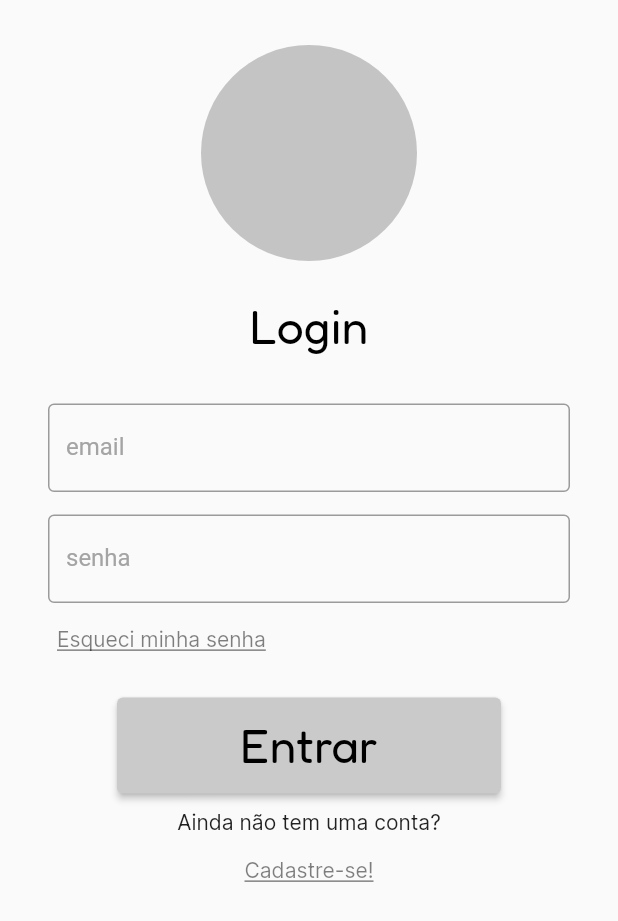
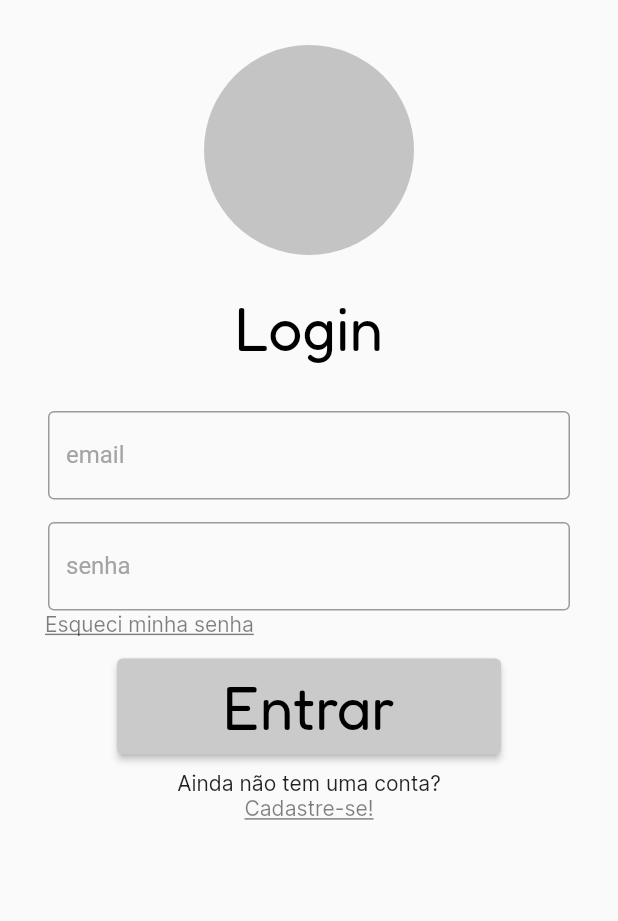
Before and after one commit to Time-07/flutter, a Flutter app: the screen it shows after launch, on a phone screen of 412 x 824 dp. Shown: the top 921 px of the screen. Run offline on Flutter 3.47's test engine with Material 2 defaults, Android fonts, the phone set to English and light mode, and no system bars; our stand-ins replace dio, flutter_form_builder, flutter_modular.

Commit message:
Adicionando elementos da página

```diff
--- a/lib/app/app_module.dart
+++ b/lib/app/app_module.dart
@@ -1,7 +1,6 @@
 import 'package:dio/dio.dart';
 import 'package:flutter_modular/flutter_modular.dart';
 import 'package:trans_app/app/modules/home/home_module.dart';
-import 'package:trans_app/app/modules/home/presentation/home_page.dart';
 import 'package:trans_app/app/modules/login/login_module.dart';
 import 'package:trans_app/app/modules/register/presentation/register_controller.dart';
 import 'package:trans_app/app/modules/register/register_module.dart';
--- a/lib/app/app_widget.dart
+++ b/lib/app/app_widget.dart
@@ -18,14 +18,30 @@ class AppWidget extends StatelessWidget {
           textTheme: const TextTheme(
             headline1: TextStyle(
                 fontFamily: 'Fredoka',
-                fontSize: 32.0,
+                fontSize: 40.0,
                 fontWeight: FontWeight.w400,
+                color: Colors.black),
+            headline5: TextStyle(
+                fontFamily: 'Inter',
+                fontSize: 18.0,
+                fontWeight: FontWeight.w500,
                 color: Colors.black),
             headline6: TextStyle(
               fontFamily: 'Inter',
               fontSize: 14.0,
               fontWeight: FontWeight.w400,
             ),
+            bodyText1: TextStyle(
+              fontFamily: 'Inter',
+              fontSize: 14.0,
+              fontWeight: FontWeight.w400,
+              height: 1.5,
+            ),
+            labelMedium: TextStyle(
+              fontFamily: 'Inter',
+              fontSize: 18.0,
+              fontWeight: FontWeight.w500,
+            ),
           )),
       initialRoute: '/',
     ).modular();
--- a/lib/app/modules/login/presentation/login_page.dart
+++ b/lib/app/modules/login/presentation/login_page.dart
@@ -26,7 +26,7 @@ class _LoginPageState extends ModularState<LoginPage, LoginController> {
             crossAxisAlignment: CrossAxisAlignment.center,
             children: [
               const SizedBox(height: 30),
-              const Logo(),
+              const Logo(radius: 70),
               const SizedBox(height: 24),
               Text(
                 'Login',
--- a/lib/app/modules/register/presentation/register_page.dart
+++ b/lib/app/modules/register/presentation/register_page.dart
@@ -1,5 +1,4 @@
 import 'package:flutter/material.dart';
-import 'package:flutter_form_builder/flutter_form_builder.dart';
 import 'package:flutter_modular/flutter_modular.dart';
 import 'package:trans_app/app/modules/register/presentation/register_controller.dart';
 import 'package:trans_app/app/widgets/custom_elevated_button.dart';
@@ -30,7 +29,7 @@ class _RegisterPageState
                 crossAxisAlignment: CrossAxisAlignment.center,
                 children: [
                   const SizedBox(height: 30),
-                  const Logo(),
+                  const Logo(radius: 70),
                   const SizedBox(height: 24),
                   Text(
                     'Cadastro',
--- a/lib/app/widgets/custom_radial_list.dart
+++ b/lib/app/widgets/custom_radial_list.dart
@@ -1,7 +1,5 @@
 import 'package:flutter/material.dart';
 import 'package:flutter_form_builder/flutter_form_builder.dart';
-
-//TODO: Devolver valor para o controller
 
 class CustomRadialList extends StatelessWidget {
   const CustomRadialList({
--- a/lib/app/widgets/custom_underline_text_button.dart
+++ b/lib/app/widgets/custom_underline_text_button.dart
@@ -11,6 +11,11 @@ class CustomUnderlineTextButton extends StatelessWidget {
   @override
   Widget build(BuildContext context) {
     return TextButton(
+      style: TextButton.styleFrom(
+        minimumSize: Size.zero,
+        padding: EdgeInsets.zero,
+        tapTargetSize: MaterialTapTargetSize.shrinkWrap,
+      ),
       onPressed: () {
         Modular.to.navigate(rota);
       },
--- a/lib/app/widgets/logo.dart
+++ b/lib/app/widgets/logo.dart
@@ -1,13 +1,14 @@
 import 'package:flutter/material.dart';
 
 class Logo extends StatelessWidget {
-  const Logo({Key? key}) : super(key: key);
+  const Logo({Key? key, required this.radius}) : super(key: key);
+  final double radius;
 
   @override
   Widget build(BuildContext context) {
-    return const CircleAvatar(
-      backgroundColor: Color(0xFFC4C4C4),
-      radius: 72,
+    return CircleAvatar(
+      backgroundColor: const Color(0xFFC4C4C4),
+      radius: radius,
     );
   }
 }
```
Also changed, not shown: lib/app/modules/home/presentation/home_page.dart (+52 -1 lines), lib/app/widgets/custom_app_bar.dart (added, +43 -0 lines).
